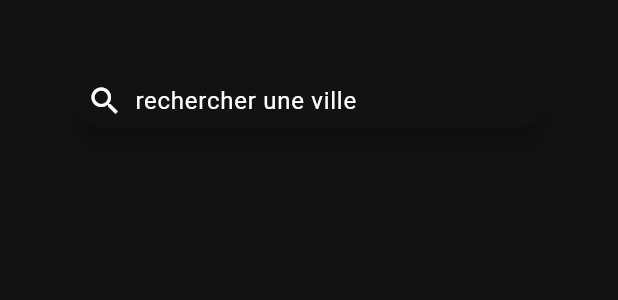
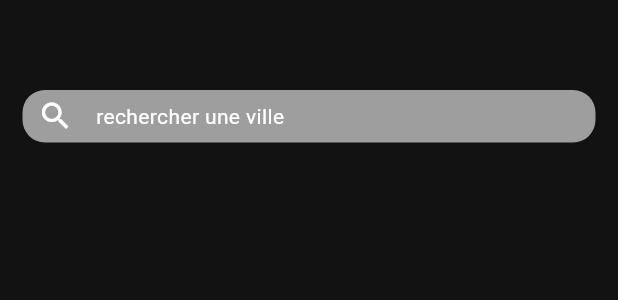
Before and after one commit to redazzalpha/meteo_app, a Flutter app: the BarSearch widget shown alone on an empty page, opened directly, on a phone screen of 412 x 824 dp. Shown: the top 300 px of the screen. Run offline on Flutter 3.47's test engine with Material 3 defaults, Android fonts, the phone set to English and light mode, and no system bars; our stand-ins replace sliver_tools; missing offline and left inert: circular_chart_flutter; network calls fail.

Commit message:
fix update search city

```diff
--- a/lib/pages/home.dart
+++ b/lib/pages/home.dart
@@ -62,14 +62,14 @@ class _HomeState extends State<Home> {
       Duration(milliseconds: milliseconds),
       (_) {
         _fetchData(_city).then((datas) {
-          if (datas != null) {
+          if (datas != null && datas['current_condition'] != null) {
             setState(() {
               _datas = datas;
               _background =
                   "assets/weather/${_datas['current_condition']['condition_key']}.gif";
               log("-- async data fetched");
             });
-          }
+          } else {}
         });
       },
     );
@@ -160,9 +160,11 @@ class _HomeState extends State<Home> {
       ),
     );
 
-    setState(() {
-      _fetchData(result);
-    });
+    if (result.isNotEmpty) {
+      setState(() {
+        _city = result;
+      });
+    }
   }
 
   // overrides
--- a/lib/ui/bar_search.dart
+++ b/lib/ui/bar_search.dart
@@ -1,5 +1,4 @@
 import 'dart:convert';
-import 'dart:developer';
 
 import 'package:flutter/material.dart';
 import 'package:http/http.dart' as http;
@@ -13,73 +12,86 @@ class BarSearch extends StatefulWidget {
 }
 
 class _BarSearchState extends State<BarSearch> {
-  List<dynamic> _searchResult = <dynamic>[];
-  final double _width = 800;
+  List<dynamic> _searchResults = <dynamic>[];
   final double _height = 35;
-  late final SearchController _controller;
+  // late String _cityName;
+  // late String _zipCode;
+  // late String _suggestion;
+
+// methods
+  String checkZipCode(final int index) {
+    if (_searchResults[index]['codesPostaux'].isNotEmpty) {
+      return "${_searchResults[index]['codesPostaux'][0]}";
+    } else {
+      return "(code postal indéfini)";
+    }
+  }
 
 // event handlers
-  void onActionController() async {
-    if (_controller.text.isNotEmpty) {
-      final response =
-          await http.get(Uri.parse("$searchUrl/${_controller.text}"));
-
-      setState(() {
-        _searchResult = jsonDecode(response.body) as List<dynamic>;
-      });
+  Future<void> _onSearchAction(final String input) async {
+    if (input.isNotEmpty) {
+      final response = await http.get(Uri.parse("$searchUrl/$input"));
+      _searchResults = jsonDecode(response.body) as List<dynamic>;
     }
   }
 
   @override
   void initState() {
-    _controller = SearchController();
-    _controller.addListener(onActionController);
     super.initState();
   }
 
   @override
   Widget build(BuildContext context) {
     return Container(
-      padding: const EdgeInsets.all(50),
+      padding: const EdgeInsets.only(
+        top: 60,
+        bottom: 40,
+        left: 15,
+        right: 15,
+      ),
       child: SearchAnchor(
-        isFullScreen: true,
-        searchController: _controller,
-
         // search bar
         builder: (BuildContext context, SearchController controller) {
-          return SearchBar(
-            onTap: () {
-              controller.openView();
-            },
-            onChanged: (final String input) {
-              log("input: $input");
-              controller.openView();
-            },
-            leading: const Icon(Icons.search),
-            constraints: BoxConstraints(
-              minHeight: _height,
-              maxHeight: _height,
-              minWidth: _width,
-              maxWidth: _width,
+          return Container(
+            width: double.maxFinite,
+            height: _height,
+            padding: const EdgeInsets.only(
+              left: 10,
             ),
-            hintText: "rechercher une ville",
+            decoration: const BoxDecoration(
+              color: Colors.grey,
+              borderRadius: BorderRadius.all(
+                Radius.circular(15),
+              ),
+            ),
+            child: const Row(
+              children: [
+                Icon(Icons.search),
+                SizedBox(width: 15),
+                Text("rechercher une ville")
+              ],
+            ),
           );
         },
 
-        // list result
+        // result list
         suggestionsBuilder:
-            (BuildContext context, SearchController controller) {
-          return List<ListTile>.generate(_searchResult.length, (int index) {
+            (BuildContext context, SearchController controller) async {
+          await _onSearchAction(controller.text);
+
+          return List<ListTile>.generate(_searchResults.length, (int index) {
+            String cityName = _searchResults[index]['nom'];
+            String zipCode = checkZipCode(index);
+            String suggestion = "$cityName - $zipCode";
+
             return ListTile(
-                title: Text("${_searchResult[index]['nom']}"),
+                title: Text(suggestion),
                 onTap: () {
-                  setState(() {
-                    // if (_searchResult[index]['index'])
-                    controller.closeView(null);
-                    if (_searchResult[index]['nom'].isNotEmpty) {
-                      Navigator.pop(context, _searchResult[index]['nom']);
-                    }
-                  });
+                  // setState(() {});
+                  controller.closeView(suggestion);
+                  Navigator.pop(context, suggestion.split(" - ")[0]);
+                  // if (_cityName.isNotEmpty) {
+                  // }
                 });
           });
         },
--- a/lib/ui/sliver_meteo_card.dart
+++ b/lib/ui/sliver_meteo_card.dart
@@ -34,7 +34,7 @@ class SliverMeteoCard extends StatelessWidget {
       ),
       sliver: SliverToBoxAdapter(
         child: GestureDetector(
-          onTap: () => Navigator.pop(context, "Marseille"),
+          onTap: () => Navigator.pop(context, cityName),
           child: Container(
             width: 320,
             height: 150,
```
